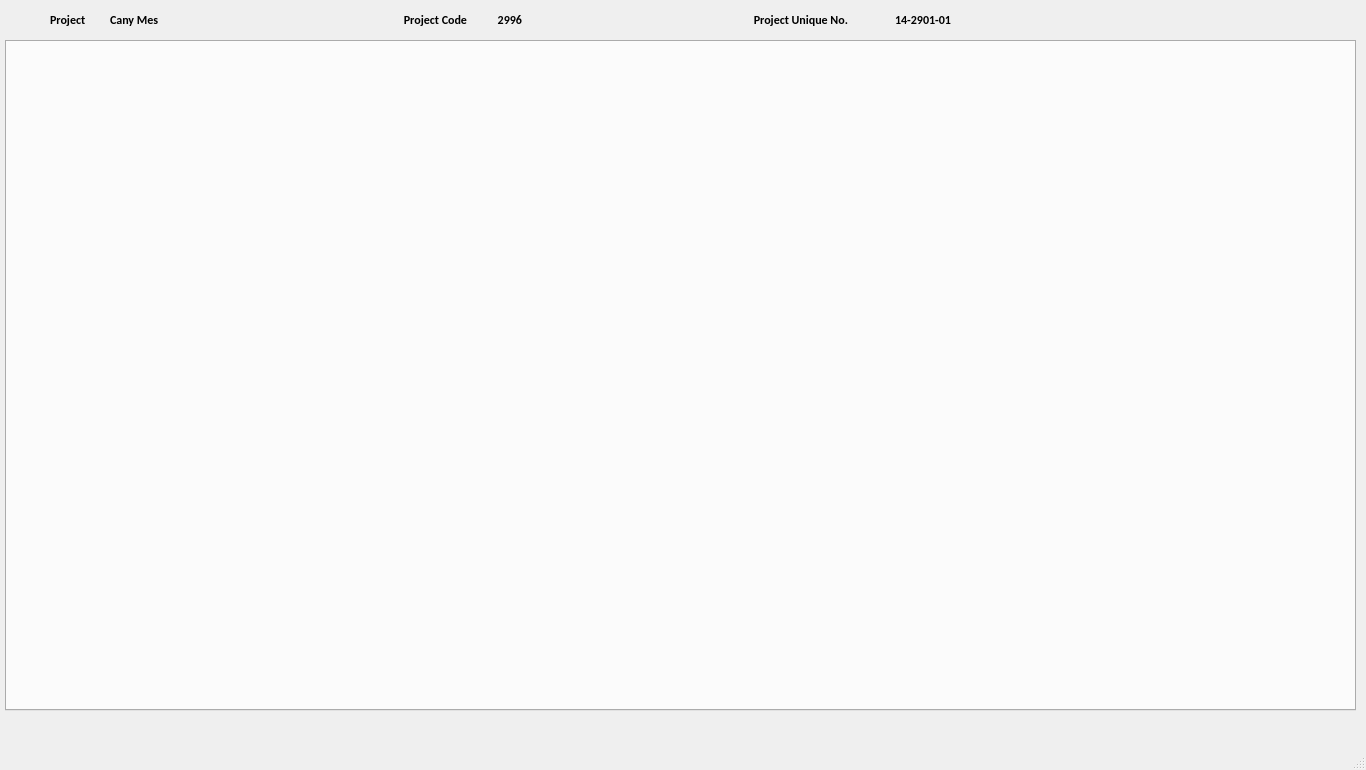
First picture: the form in ui/main_window.ui, repository AliTavakoliNiya/GriinPower, before the edit.
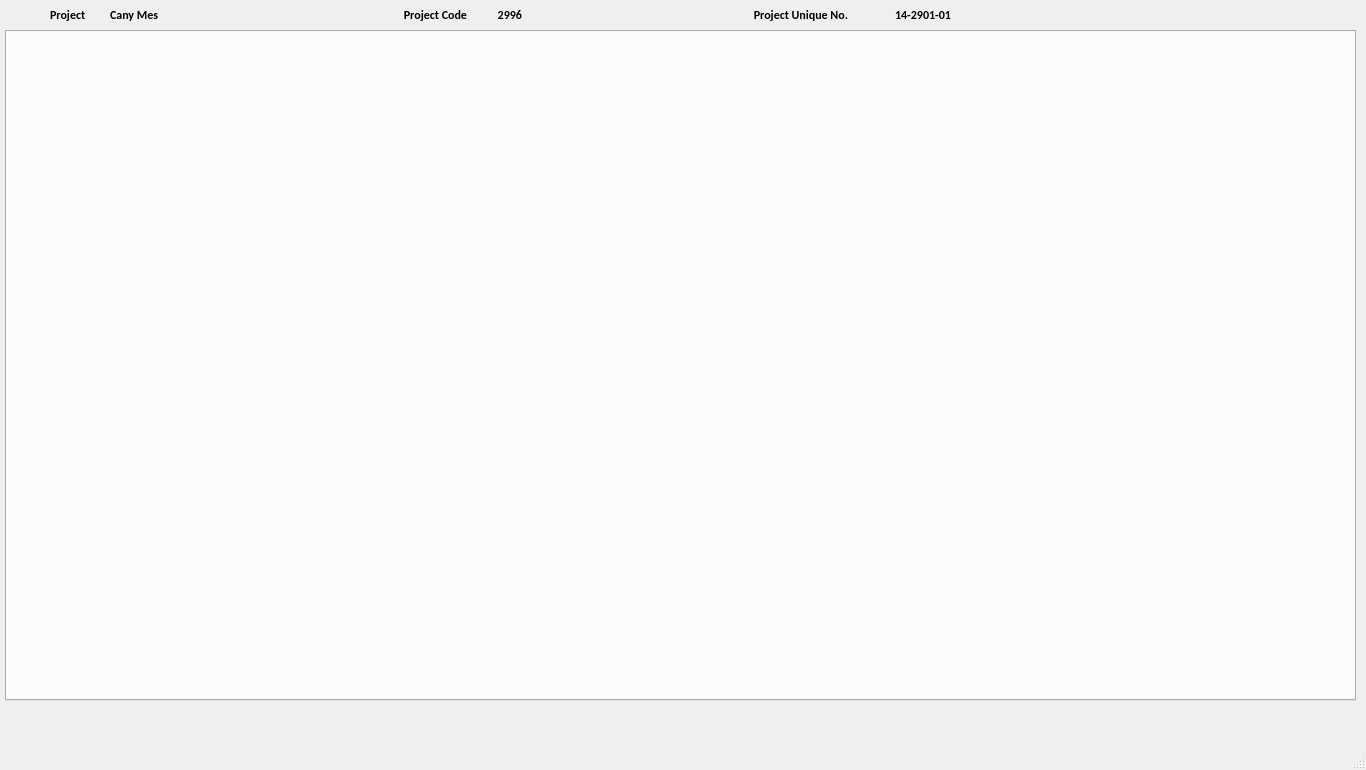
Second picture: the form after the edit.

The edit to the form file:
```diff
--- a/ui/main_window.ui
+++ b/ui/main_window.ui
@@ -21,7 +21,7 @@
     <property name="geometry">
      <rect>
       <x>5</x>
-      <y>40</y>
+      <y>30</y>
       <width>1351</width>
       <height>671</height>
      </rect>
@@ -58,7 +58,7 @@
     <property name="geometry">
      <rect>
       <x>381</x>
-      <y>10</y>
+      <y>5</y>
       <width>86</width>
       <height>20</height>
      </rect>
@@ -87,7 +87,7 @@
     <property name="geometry">
      <rect>
       <x>110</x>
-      <y>10</y>
+      <y>5</y>
       <width>141</width>
       <height>20</height>
      </rect>
@@ -110,7 +110,7 @@
     <property name="geometry">
      <rect>
       <x>471</x>
-      <y>10</y>
+      <y>5</y>
       <width>51</width>
       <height>20</height>
      </rect>
@@ -139,7 +139,7 @@
     <property name="geometry">
      <rect>
       <x>50</x>
-      <y>10</y>
+      <y>5</y>
       <width>50</width>
       <height>20</height>
      </rect>
@@ -162,7 +162,7 @@
     <property name="geometry">
      <rect>
       <x>730</x>
-      <y>10</y>
+      <y>5</y>
       <width>118</width>
       <height>20</height>
      </rect>
@@ -191,7 +191,7 @@
     <property name="geometry">
      <rect>
       <x>860</x>
-      <y>10</y>
+      <y>5</y>
       <width>91</width>
       <height>20</height>
      </rect>
```
